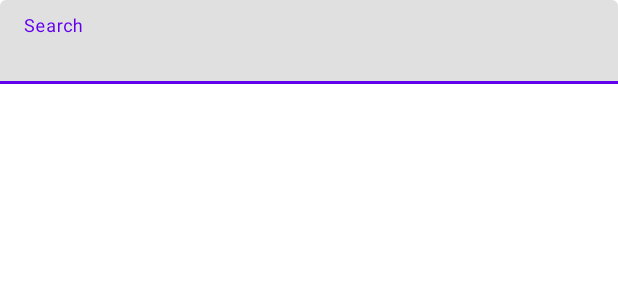
After one commit to SmsS4/SuperDuperMap, an Android app: the layout activity_search.xml on its own in the app's theme, with its tools: preview values and no code run, on a phone screen of 412 x 824 dp. The commit adds this screen. Shown: the top 300 px of the screen. Run offline under Robolectric (Android 15) with nearby library versions, the phone set to English and light mode, and no system bars.

Commit message:
Add search activity

```diff
--- a/app/src/main/AndroidManifest.xml
+++ b/app/src/main/AndroidManifest.xml
@@ -12,6 +12,7 @@
         android:roundIcon="@mipmap/ic_launcher_round"
         android:supportsRtl="true"
         android:theme="@style/Theme.SuperDuperMap">
+        <activity android:name=".search.SearchActivity"></activity>
         <activity
             android:name=".MainActivity2555"
             android:label="@string/title_activity_main2555"
--- a/app/src/main/java/com/example/superdupermap/MainActivity.java
+++ b/app/src/main/java/com/example/superdupermap/MainActivity.java
@@ -14,6 +14,7 @@ import androidx.annotation.NonNull;
 import androidx.appcompat.app.AppCompatActivity;
 import androidx.core.app.ActivityCompat;
 
+import com.example.superdupermap.search.SearchActivity;
 import com.google.android.material.floatingactionbutton.FloatingActionButton;
 import com.mapbox.android.core.permissions.PermissionsListener;
 import com.mapbox.android.core.permissions.PermissionsManager;
@@ -42,7 +43,7 @@ public class MainActivity extends AppCompatActivity implements OnMapReadyCallbac
     protected void onCreate(Bundle savedInstanceState) {
         super.onCreate(savedInstanceState);
 
-        Intent intent = new Intent(MainActivity.this, BookmarkActivity.class);
+        Intent intent = new Intent(MainActivity.this, SearchActivity.class);
         startActivity(intent);
 
         Mapbox.getInstance(this, getString(R.string.mapbox_access_token));
--- /dev/null
+++ b/app/src/main/res/layout/activity_search.xml
@@ -0,0 +1,31 @@
+<?xml version="1.0" encoding="utf-8"?>
+<androidx.constraintlayout.widget.ConstraintLayout xmlns:android="http://schemas.android.com/apk/res/android"
+    xmlns:app="http://schemas.android.com/apk/res-auto"
+    xmlns:tools="http://schemas.android.com/tools"
+    android:layout_width="match_parent"
+    android:layout_height="match_parent"
+    tools:context=".search.SearchActivity">
+
+    <com.google.android.material.textfield.TextInputLayout
+        android:id="@+id/searchBox"
+        android:layout_width="match_parent"
+        android:layout_height="wrap_content"
+        app:layout_constraintTop_toTopOf="parent"
+        tools:layout_editor_absoluteX="72dp">
+
+        <com.google.android.material.textfield.TextInputEditText
+            android:id="@+id/searchTextInput"
+            android:layout_width="match_parent"
+            android:layout_height="wrap_content"
+            android:hint="@string/search" />
+    </com.google.android.material.textfield.TextInputLayout>
+
+    <androidx.recyclerview.widget.RecyclerView
+        android:id="@+id/searchResults"
+        android:layout_width="match_parent"
+        android:layout_height="0dp"
+        app:layout_constrainedHeight="true"
+        app:layout_constraintBottom_toBottomOf="parent"
+        app:layout_constraintTop_toBottomOf="@+id/searchBox"
+        tools:layout_editor_absoluteX="103dp" />
+</androidx.constraintlayout.widget.ConstraintLayout>
--- a/app/src/main/res/values/strings.xml
+++ b/app/src/main/res/values/strings.xml
@@ -12,4 +12,5 @@
     <string name="hello_second_fragment">Hello second fragment. Arg: %1$s</string>
     <string name="user_location_permission_not_granted">Location permission not granted... :(</string>
     <string name="user_location_permission_explanation">Need location permission to show your location.</string>
+    <string name="search">Search</string>
 </resources>
```
Also changed, not shown: app/build.gradle (+18 -1 lines), app/src/main/java/com/example/superdupermap/search/SearchActivity.java (added, +109 -0 lines), app/src/main/java/com/example/superdupermap/search/SearchResult.java (added, +21 -0 lines), app/src/main/java/com/example/superdupermap/search/SearchResultListAdapter.java (added, +52 -0 lines), app/src/main/res/layout/activity_main.xml (+20 -1 lines), app/src/main/res/layout/search_result_row.xml (added, +17 -0 lines).
